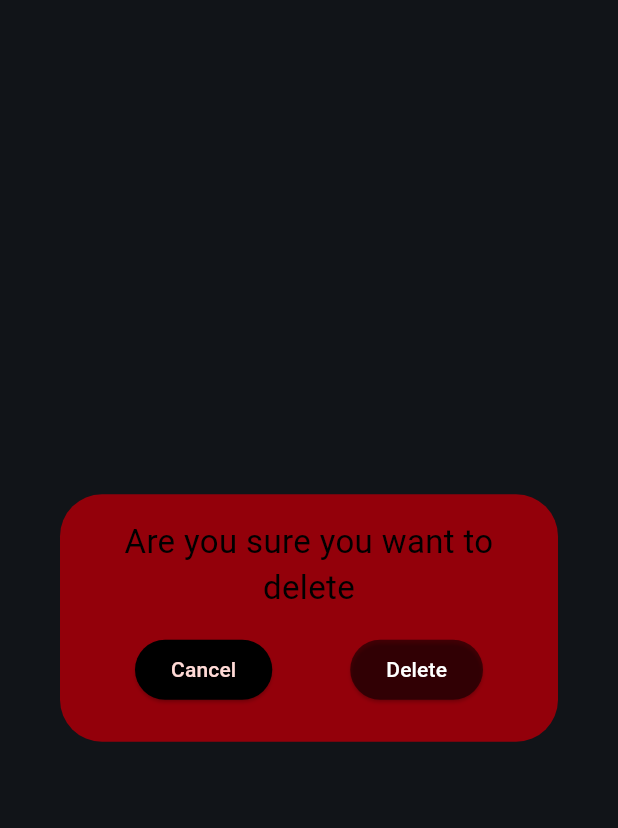
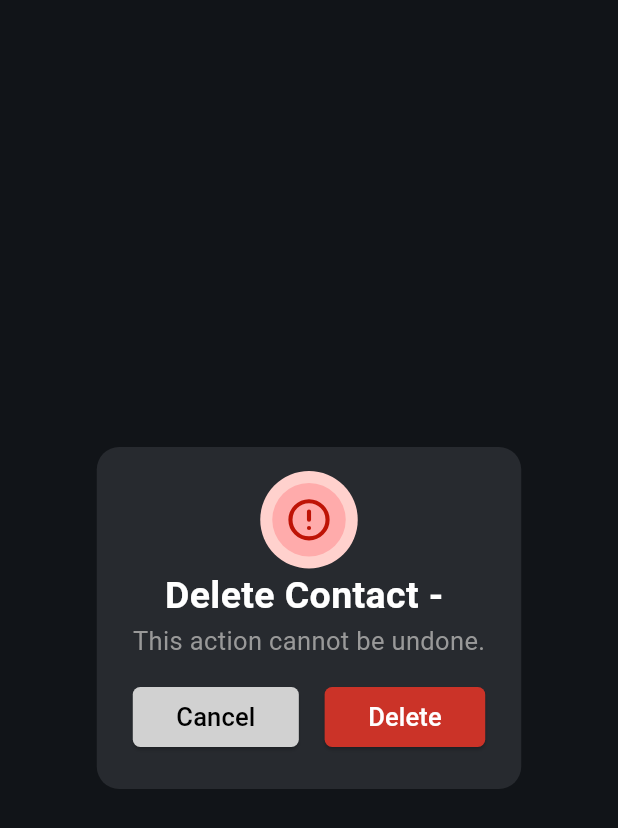
Before and after one commit to bolexyro/text-call, a Flutter app: the ConfirmDeleteDialog widget shown alone on an empty page, opened directly with empty values, on a phone screen of 412 x 824 dp. Shown: the top 828 px of the screen. Run offline on Flutter 3.47's test engine with Material 3 defaults, Android fonts, the phone set to English and light mode, and no system bars; our stand-ins replace animated_text_kit, another_flushbar, awesome_notifications, cloud_firestore, confetti, firebase_auth and 14 more; accounts and stored records are empty; project files that could hold a hidden picture were left out.

Commit message:
Changed the look of the delete contact dialog.

```diff
--- a/lib/text_call.dart
+++ b/lib/text_call.dart
@@ -1,7 +1,6 @@
 import 'package:flutter/material.dart';
 import 'package:get/get_navigation/src/root/get_material_app.dart';
 import 'package:http/http.dart' as http;
-import 'package:local_hero/local_hero.dart';
 import 'package:shared_preferences/shared_preferences.dart';
 import 'package:text_call/screens/auth_screen.dart';
 import 'package:text_call/screens/phone_page_screen.dart';
@@ -57,13 +56,7 @@ class _TextCallState extends State<TextCall> {
 
   @override
   Widget build(BuildContext context) {
-    return LocalHeroScope(
-      duration: const Duration(milliseconds: 100),
-      createRectTween: (begin, end) {
-        return RectTween(begin: begin, end: end);
-      },
-      curve: Curves.linear,
-      child: GetMaterialApp(
+    return GetMaterialApp(
       themeMode: widget.isDarkMode ? ThemeMode.dark : ThemeMode.light,
       theme: ThemeData.from(
         colorScheme: ColorScheme.fromSeed(seedColor: Colors.blue),
@@ -98,8 +91,7 @@ class _TextCallState extends State<TextCall> {
               }
               return const SentMessageScreen(
                 message: null,
-                  howSmsIsOpened:
-                      HowSmsIsOpened.fromTerminatedForPickedCall,
+                howSmsIsOpened: HowSmsIsOpened.fromTerminatedForPickedCall,
               );
             }
 
@@ -112,8 +104,7 @@ class _TextCallState extends State<TextCall> {
               }
               return const SentMessageScreen(
                 message: null,
-                  howSmsIsOpened:
-                      HowSmsIsOpened.fromTerminatedForRequestAccess,
+                howSmsIsOpened: HowSmsIsOpened.fromTerminatedForRequestAccess,
               );
             }
 
@@ -121,8 +112,7 @@ class _TextCallState extends State<TextCall> {
                 HowAppIsOPened.fromTerminatedToShowMessage) {
               return const SentMessageScreen(
                   message: null,
-                    howSmsIsOpened:
-                        HowSmsIsOpened.fromTerminatedToShowMessage);
+                  howSmsIsOpened: HowSmsIsOpened.fromTerminatedToShowMessage);
             }
 
             if (userInfo['isUserLoggedIn'] != true) {
@@ -133,7 +123,6 @@ class _TextCallState extends State<TextCall> {
           return const AuthScreen();
         },
       ),
-      ),
     );
   }
 }
--- a/lib/widgets/confirm_delete_dialog.dart
+++ b/lib/widgets/confirm_delete_dialog.dart
@@ -1,4 +1,5 @@
 import 'package:flutter/material.dart';
+import 'package:flutter_svg/svg.dart';
 
 class ConfirmDeleteDialog extends StatefulWidget {
   const ConfirmDeleteDialog({
@@ -16,36 +17,73 @@ class _ConfirmDeleteDialogState extends State<ConfirmDeleteDialog> {
   @override
   Widget build(BuildContext context) {
     bool isDarkMode = Theme.of(context).brightness == Brightness.dark;
-
     return AlertDialog.adaptive(
+      shape: RoundedRectangleBorder(
+        borderRadius: BorderRadius.circular(15),
+      ),
       content: Column(
         mainAxisSize: MainAxisSize.min,
         children: [
+          Container(
+            padding: const EdgeInsets.all(8),
+            decoration: const BoxDecoration(
+              color: Color.fromARGB(255, 255, 209, 205),
+              shape: BoxShape.circle,
+            ),
+            child: Container(
+              padding: const EdgeInsets.all(8),
+              decoration: const BoxDecoration(
+                color: Color.fromARGB(255, 255, 171, 171),
+                shape: BoxShape.circle,
+              ),
+              child: SvgPicture.asset(
+                'assets/icons/error.svg',
+                height: 33,
+                colorFilter: const ColorFilter.mode(
+                    Color.fromARGB(255, 190, 19, 6), BlendMode.srcIn),
+              ),
+            ),
+          ),
           Text(
-            'Are you sure you want to delete ${widget.contactName}',
+            'Delete Contact - ${widget.contactName}',
+            style: TextStyle(
+              fontSize: 25,
+              color: isDarkMode ? Colors.white : Colors.black,
+              fontWeight: FontWeight.bold,
+            ),
+          ),
+          const Text(
+            'This action cannot be undone.',
             textAlign: TextAlign.center,
-            style: const TextStyle(
-              fontSize: 22,
-              color: Colors.black,
+            style: TextStyle(
+              fontSize: 17,
+              color: Color.fromARGB(255, 153, 153, 153),
             ),
           ),
           const SizedBox(
             height: 15,
           ),
           Row(
-            mainAxisAlignment: MainAxisAlignment.spaceAround,
+            mainAxisAlignment: MainAxisAlignment.spaceBetween,
             children: [
               ElevatedButton(
                 onPressed: () {
                   Navigator.of(context).pop();
                 },
                 style: ElevatedButton.styleFrom(
-                  foregroundColor: isDarkMode
-                      ? Theme.of(context).colorScheme.onErrorContainer
-                      : Theme.of(context).colorScheme.onError,
-                  backgroundColor: Colors.black,
+                  foregroundColor: Colors.black,
+                  backgroundColor: const Color.fromARGB(255, 209, 209, 209),
+                  shape: RoundedRectangleBorder(
+                    borderRadius: BorderRadius.circular(5),
+                  ),
                 ),
-                child: const Text('Cancel'),
+                child: const Padding(
+                  padding: EdgeInsets.symmetric(horizontal: 5.0),
+                  child: Text(
+                    'Cancel',
+                    style: TextStyle(fontSize: 17),
+                  ),
+                ),
               ),
               ElevatedButton(
                 onPressed: () {
@@ -53,17 +91,23 @@ class _ConfirmDeleteDialogState extends State<ConfirmDeleteDialog> {
                 },
                 style: ElevatedButton.styleFrom(
                   foregroundColor: Colors.white,
-                  backgroundColor: Colors.black54,
+                  backgroundColor: const Color.fromARGB(255, 203, 51, 40),
+                  shape: RoundedRectangleBorder(
+                    borderRadius: BorderRadius.circular(5),
+                  ),
                 ),
-                child: const Text('Delete'),
+                child: const Padding(
+                  padding: EdgeInsets.symmetric(horizontal: 5.0),
+                  child: Text(
+                    'Delete',
+                    style: TextStyle(fontSize: 17),
+                  ),
+                ),
               ),
             ],
           )
         ],
       ),
-      backgroundColor: isDarkMode
-          ? Theme.of(context).colorScheme.errorContainer
-          : Theme.of(context).colorScheme.error,
     );
   }
 }
--- a/lib/widgets/contacts_screen_widgets/contacts_list.dart
+++ b/lib/widgets/contacts_screen_widgets/contacts_list.dart
@@ -344,7 +344,13 @@ class _ContactsListState extends ConsumerState<ContactsList> {
                                   onPressed: (context) {
                                     _showDeleteDialog(context, contactN);
                                   },
-                                  backgroundColor: const Color(0xFFFE4A49),
+                                  backgroundColor:
+                                      Theme.of(context).brightness ==
+                                              Brightness.dark
+                                          ? Theme.of(context)
+                                              .colorScheme
+                                              .errorContainer
+                                          : Theme.of(context).colorScheme.error,
                                   foregroundColor: Colors.white,
                                   child: const Icon(
                                     Icons.delete,
--- a/pubspec.yaml
+++ b/pubspec.yaml
@@ -66,7 +66,6 @@ dependencies:
   path_provider: ^2.1.3
   auto_height_grid_view: ^1.0.0
   get: ^4.6.6
-  # circular_countdown_timer: ^0.2.3
   # flutter_quill: ^9.2.3
 
 dev_dependencies:
```
Also changed, not shown: assets/icons/error.svg (added), pubspec.lock. Lines whose indentation alone changed are shown as unchanged.
